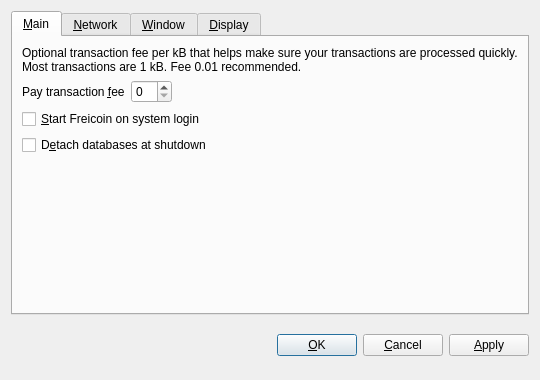
Above: src/qt/forms/optionsdialog.ui from verticoin/verticoin before the change. Below: the same form after it.
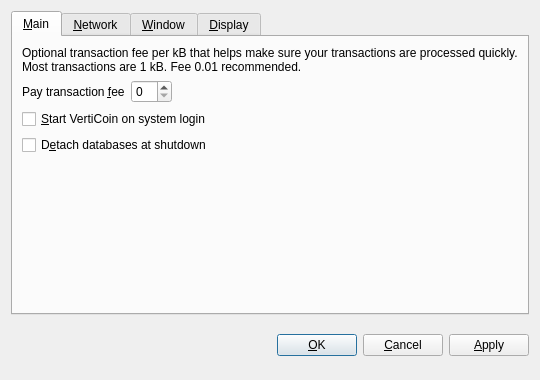
That is the form after the change. Custom widgets are drawn as their Qt base class.

Diff of the .ui file:
```diff
--- a/src/qt/forms/optionsdialog.ui
+++ b/src/qt/forms/optionsdialog.ui
@@ -82,7 +82,7 @@
           <string>Automatically start Freicoin after logging in to the system.</string>
          </property>
          <property name="text">
-          <string>&amp;Start Freicoin on system login</string>
+          <string>&amp;Start VertiCoin on system login</string>
          </property>
         </widget>
        </item>
```
Left out of the diff: 18 changed lines with no effect on the pictures.
